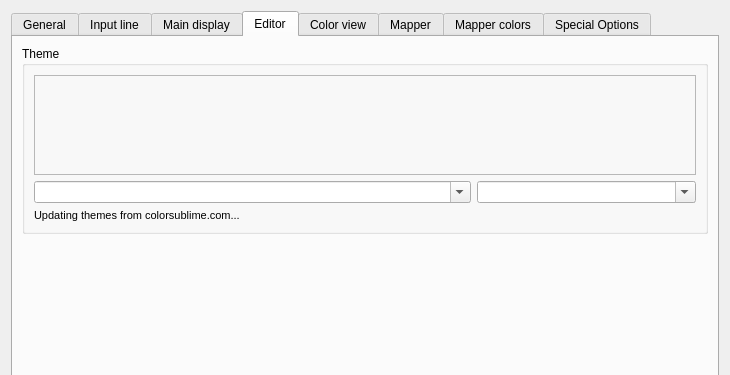
Above: src/ui/profile_preferences.ui from Mudlet/Mudlet before the change; both pictures show x 0 to 730 and y 0 to 375 of the 730 by 685 pixel window. Below: the same form after it.
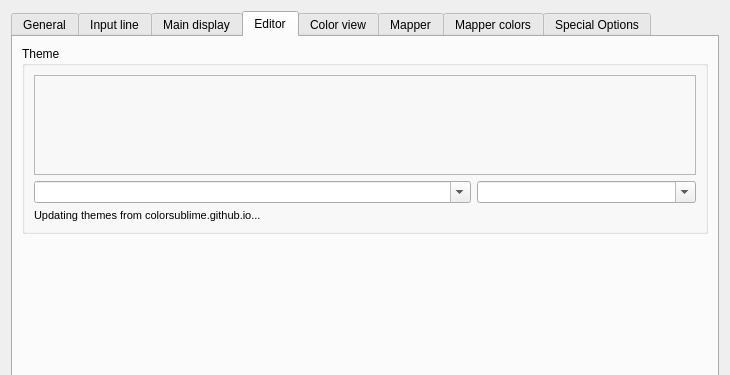
That is the form after the change. The open tabs and pages were chosen to show the change. Icons and pictures are not drawn. Custom widgets are drawn as their Qt base class.

Commit message:
Update URL shown to the new one
https://colorsublime.github.io

Patch:
```diff
--- a/src/ui/profile_preferences.ui
+++ b/src/ui/profile_preferences.ui
@@ -1084,7 +1084,7 @@
              </font>
             </property>
             <property name="text">
-             <string>Updating themes from colorsublime.com...</string>
+             <string>Updating themes from colorsublime.github.io...</string>
             </property>
            </widget>
           </item>
```
The commit also changes 1 other file.
